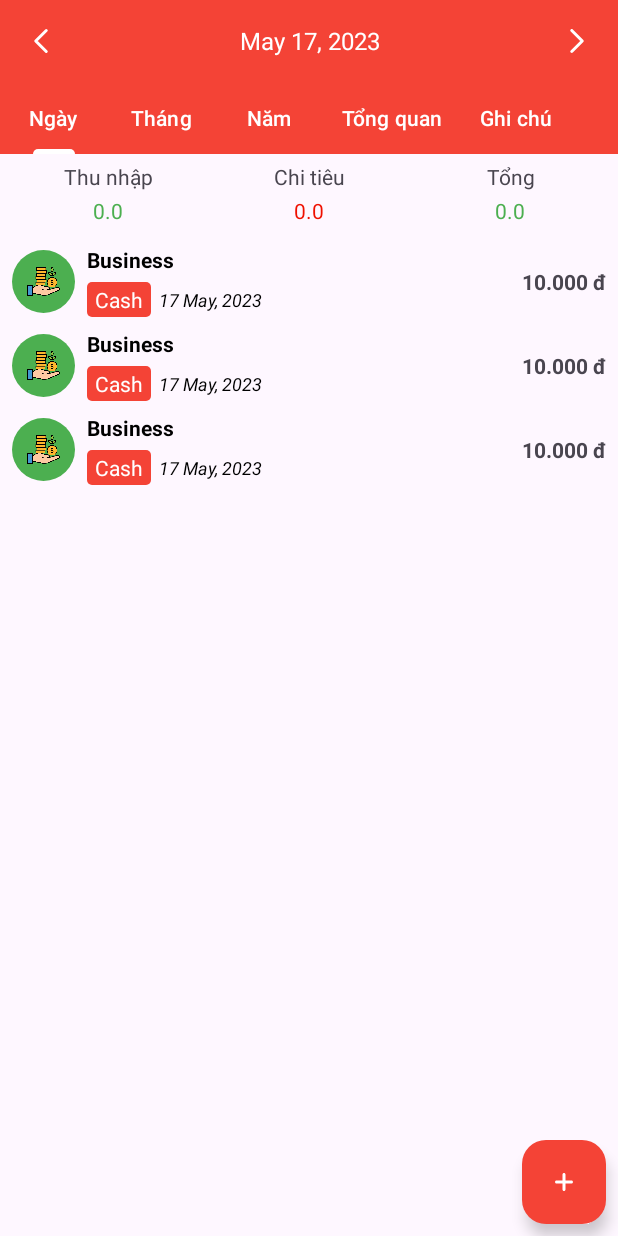
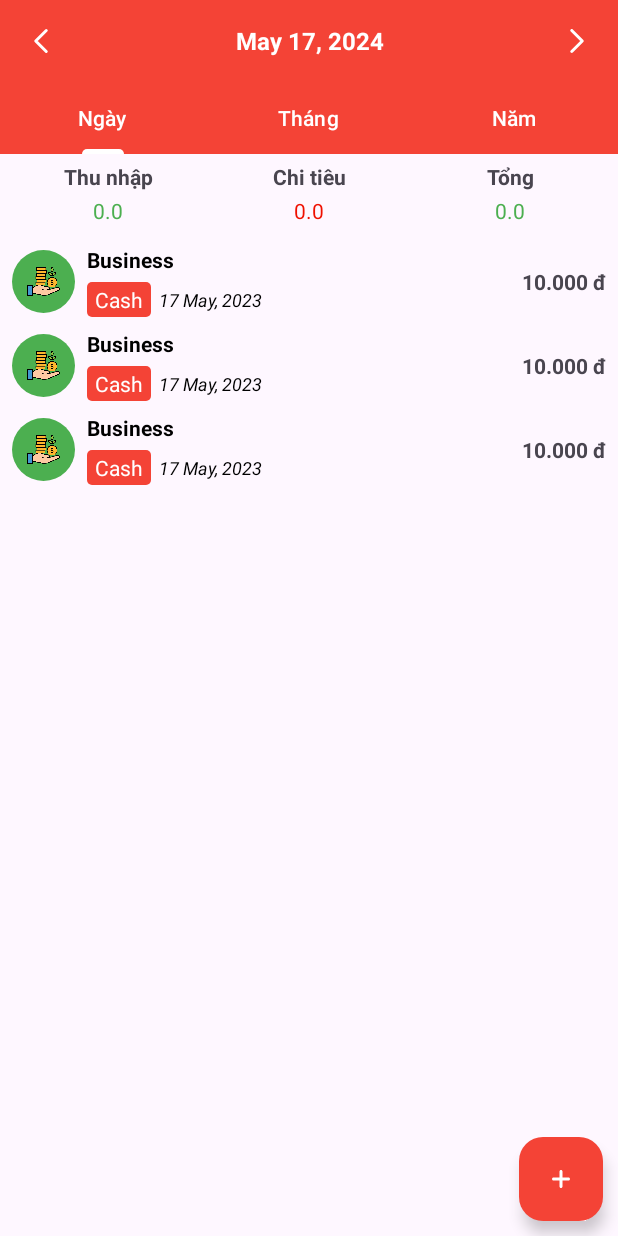
Before and after one commit to TrymoretimeH/QLTCApp, an Android app: the layout fragment_transactions.xml on its own in the app's theme, with its tools: preview values and no code run, on a phone screen of 412 x 824 dp. Run offline under Robolectric (Android 15) with nearby library versions, the phone set to English and light mode, and no system bars; Roboto replaces fonts that are not available here.

Commit message:
update version 1.1

```diff
--- a/app/src/main/java/com/example/qltc/utils/Constants.java
+++ b/app/src/main/java/com/example/qltc/utils/Constants.java
@@ -16,7 +16,7 @@ public class Constants {
 
     public static int DAILY = 0;
     public static int MONTHLY = 1;
-    public static int CALENDAR = 2;
+    public static int YEARLY = 2;
     public static int SUMMARY = 3;
     public static int NOTES = 4;
 
--- a/app/src/main/java/com/example/qltc/utils/Helper.java
+++ b/app/src/main/java/com/example/qltc/utils/Helper.java
@@ -14,5 +14,10 @@ public class Helper {
         return dateFormat.format(date);
     }
 
+    public static String formatDateByYear(Date date) {
+        SimpleDateFormat dateFormat = new SimpleDateFormat("yyyy");
+        return dateFormat.format(date);
+    }
+
 
 }
--- a/app/src/main/res/layout/fragment_transactions.xml
+++ b/app/src/main/res/layout/fragment_transactions.xml
@@ -31,8 +31,9 @@
             android:layout_height="wrap_content"
             android:layout_weight="1"
             android:gravity="center"
-            android:text="May 17, 2023"
+            android:text="May 17, 2024"
             android:textColor="@color/white"
+            android:textStyle="bold"
             android:textSize="16sp" />
 
         <ImageView
@@ -49,10 +50,11 @@
         android:layout_height="wrap_content"
         android:background="@color/orange"
         app:layout_constraintEnd_toEndOf="parent"
+        app:layout_constraintHorizontal_bias="0.0"
         app:layout_constraintStart_toStartOf="parent"
         app:layout_constraintTop_toBottomOf="@+id/linearLayout"
         app:tabIndicatorColor="@color/white"
-        app:tabMode="scrollable"
+        app:tabMode="fixed"
         app:tabTextColor="@color/white">
 
         <com.google.android.material.tabs.TabItem
@@ -70,15 +72,15 @@
             android:layout_height="wrap_content"
             android:text="Năm" />
 
-        <com.google.android.material.tabs.TabItem
-            android:layout_width="wrap_content"
-            android:layout_height="wrap_content"
-            android:text="Tổng quan" />
+        <!--        <com.google.android.material.tabs.TabItem-->
+        <!--            android:layout_width="wrap_content"-->
+        <!--            android:layout_height="wrap_content"-->
+        <!--            android:text="Tổng quan" />-->
 
-        <com.google.android.material.tabs.TabItem
-            android:layout_width="wrap_content"
-            android:layout_height="wrap_content"
-            android:text="Ghi chú" />
+        <!--        <com.google.android.material.tabs.TabItem-->
+        <!--            android:layout_width="wrap_content"-->
+        <!--            android:layout_height="wrap_content"-->
+        <!--            android:text="Ghi chú" />-->
     </com.google.android.material.tabs.TabLayout>
 
     <LinearLayout
@@ -103,6 +105,7 @@
                 android:layout_width="match_parent"
                 android:layout_height="wrap_content"
                 android:gravity="center"
+                android:textStyle="bold"
                 android:text="Thu nhập" />
 
             <TextView
@@ -127,6 +130,7 @@
                 android:layout_width="match_parent"
                 android:layout_height="wrap_content"
                 android:gravity="center"
+                android:textStyle="bold"
                 android:text="Chi tiêu" />
 
             <TextView
@@ -151,6 +155,7 @@
                 android:layout_width="match_parent"
                 android:layout_height="wrap_content"
                 android:gravity="center"
+                android:textStyle="bold"
                 android:text="Tổng" />
 
             <TextView
@@ -168,9 +173,10 @@
         android:id="@+id/floatingActionButton"
         android:layout_width="wrap_content"
         android:layout_height="wrap_content"
-        android:layout_marginEnd="8dp"
-        android:layout_marginBottom="8dp"
+        android:layout_marginEnd="10dp"
+        android:layout_marginBottom="10dp"
         android:clickable="true"
+        android:focusable="true"
         app:backgroundTint="@color/orange"
         app:layout_constraintBottom_toBottomOf="@+id/transactionsList"
         app:layout_constraintEnd_toEndOf="parent"
@@ -197,5 +203,5 @@
         app:layout_constraintEnd_toEndOf="parent"
         app:layout_constraintStart_toStartOf="@+id/transactionsList"
         app:layout_constraintTop_toBottomOf="@+id/linearLayout2"
-        app:srcCompat="@drawable/empty_state" />
+        android:src="@drawable/not_found"/>
 </androidx.constraintlayout.widget.ConstraintLayout>
```
Also changed, not shown: app/src/main/java/com/example/qltc/viewmodels/MainViewModel.java (+44 -0 lines), app/src/main/java/com/example/qltc/views/fragments/TransactionsFragment.java (+11 -0 lines), app/src/main/res/drawable/not_found.png (added), 2 other files.
